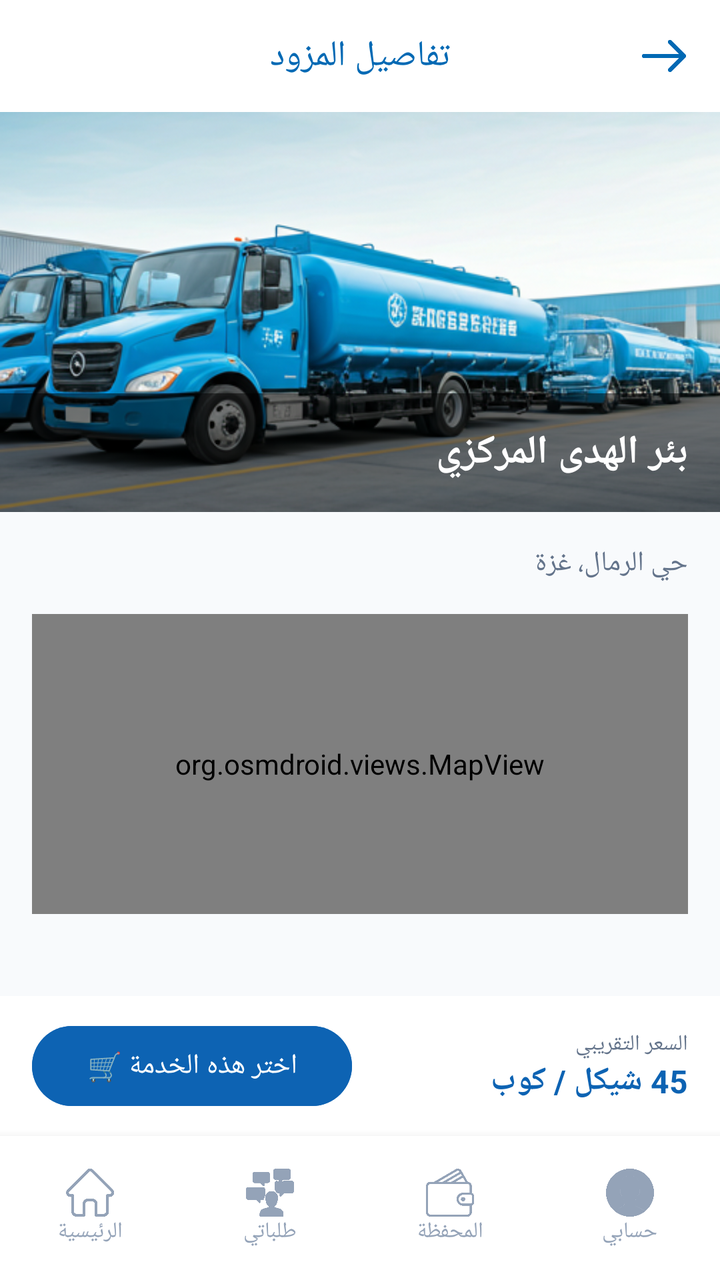
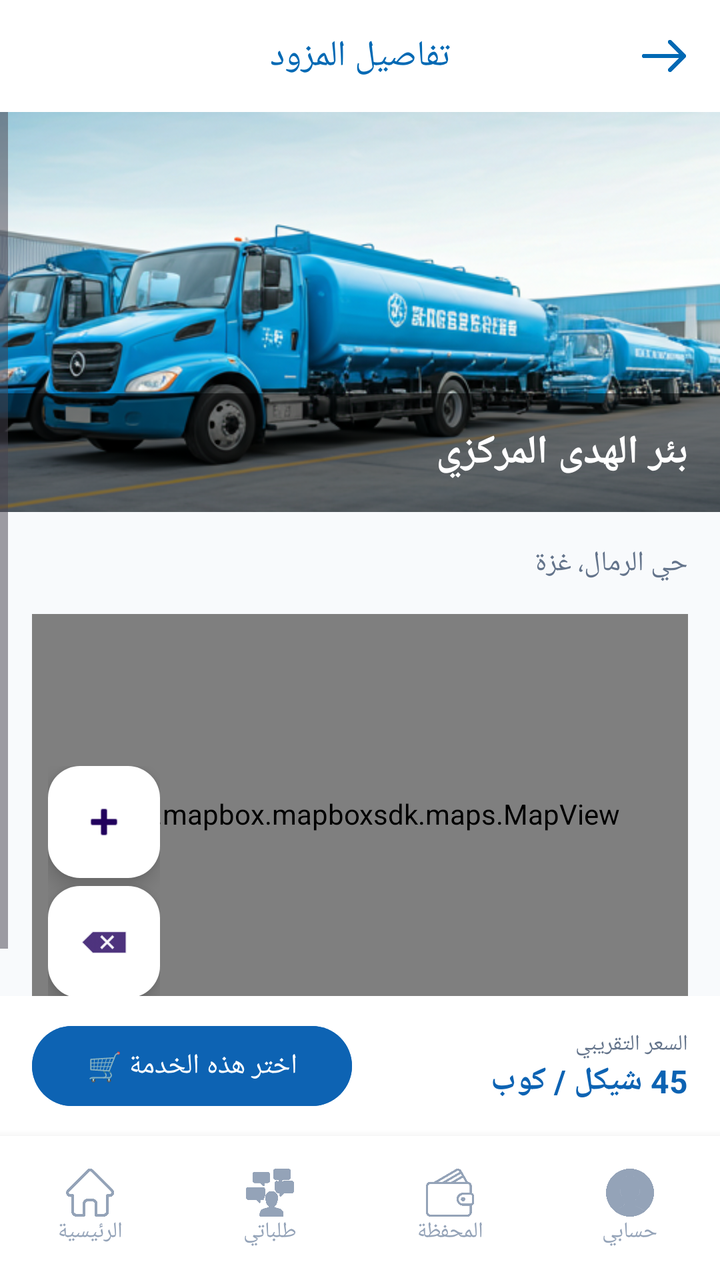

An Android layout rendered at two revisions. The XML below is the earlier revision; the diff shows what the commit changed to produce the second picture.
<!-- AndroidManifest.xml: application theme Theme.GraduationProject -->
<!-- res/layout/activity_provider_details.xml -->
<?xml version="1.0" encoding="utf-8"?>
<androidx.constraintlayout.widget.ConstraintLayout
    xmlns:android="http://schemas.android.com/apk/res/android"
    xmlns:app="http://schemas.android.com/apk/res-auto"
    android:layout_width="match_parent"
    android:layout_height="match_parent"
    android:background="#F8FAFC"
    android:layoutDirection="rtl">

    <RelativeLayout
        android:id="@+id/layoutHeader"
        android:layout_width="match_parent"
        android:layout_height="56dp"
        android:paddingHorizontal="16dp"
        android:background="#FFFFFF"
        app:layout_constraintTop_toTopOf="parent">
        <TextView
            android:layout_width="wrap_content"
            android:layout_height="wrap_content"
            android:layout_centerInParent="true"
            android:text="تفاصيل المزود"
            android:textColor="#0069B4"
            android:textSize="18sp" />
        <ImageView
            android:id="@+id/btnBack"
            android:layout_width="24dp"
            android:layout_height="24dp"
            android:layout_alignParentRight="true"
            android:layout_centerVertical="true"
            android:src="@drawable/back"
            app:tint="#0069B4" />
    </RelativeLayout>

    <ScrollView
        android:layout_width="match_parent"
        android:layout_height="0dp"
        android:fillViewport="true"
        app:layout_constraintTop_toBottomOf="@id/layoutHeader"
        app:layout_constraintBottom_toTopOf="@id/layoutActionAndNav">

        <LinearLayout
            android:layout_width="match_parent"
            android:layout_height="wrap_content"
            android:orientation="vertical">
            
            <FrameLayout
                android:layout_width="match_parent"
                android:layout_height="200dp">
                <ImageView
                    android:id="@+id/ivProviderImage"
                    android:layout_width="match_parent"
                    android:layout_height="match_parent"
                    android:src="@drawable/img4"
                    android:scaleType="centerCrop"/>
                <LinearLayout
                    android:layout_width="match_parent"
                    android:layout_height="wrap_content"
                    android:layout_gravity="bottom"
                    android:padding="16dp"
                    android:background="#80000000">
                    <TextView
                        android:id="@+id/tvProviderName"
                        android:layout_width="wrap_content"
                        android:layout_height="wrap_content"
                        android:text="بئر الهدى المركزي"
                        android:textColor="#FFFFFF"
                        android:textSize="20sp"
                        android:textStyle="bold" />
                </LinearLayout>
            </FrameLayout>

            <LinearLayout
                android:layout_width="match_parent"
                android:layout_height="wrap_content"
                android:padding="16dp"
                android:orientation="vertical">
                <TextView
                    android:id="@+id/tvLocation"
                    android:layout_width="wrap_content"
                    android:layout_height="wrap_content"
                    android:text="حي الرمال، غزة"
                    android:textColor="#64748B" />

                <org.osmdroid.views.MapView
                    android:id="@+id/mapView"
                    android:layout_width="match_parent"
                    android:layout_height="150dp"
                    android:layout_marginTop="16dp" />
            </LinearLayout>
        </LinearLayout>
    </ScrollView>

    <LinearLayout
        android:id="@+id/layoutActionAndNav"
        android:layout_width="match_parent"
        android:layout_height="wrap_content"
        android:orientation="vertical"
        app:layout_constraintBottom_toBottomOf="parent">

        
        <androidx.constraintlayout.widget.ConstraintLayout
            android:id="@+id/layoutBottomBar"
            android:layout_width="match_parent"
            android:layout_height="70dp"
            android:background="#FFFFFF"
            android:elevation="4dp"
            android:paddingHorizontal="16dp">
            <LinearLayout
                android:layout_width="wrap_content"
                android:layout_height="wrap_content"
                android:orientation="vertical"
                app:layout_constraintTop_toTopOf="parent"
                app:layout_constraintBottom_toBottomOf="parent"
                app:layout_constraintStart_toStartOf="parent">
                <TextView
                    android:layout_width="wrap_content"
                    android:layout_height="wrap_content"
                    android:text="السعر التقريبي"
                    android:textColor="#64748B"
                    android:textSize="11sp" />
                <TextView
                    android:id="@+id/tvPrice"
                    android:layout_width="wrap_content"
                    android:layout_height="wrap_content"
                    android:text="45 شيكل / كوب"
                    android:textColor="#0D63B3"
                    android:textSize="16sp"
                    android:textStyle="bold" />
            </LinearLayout>
            <Button
                android:id="@+id/btnSelectService"
                android:layout_width="160dp"
                android:layout_height="48dp"
                android:text="اختر هذه الخدمة 🛒"
                android:textColor="#FFFFFF"
                android:backgroundTint="#0D63B3"
                app:layout_constraintTop_toTopOf="parent"
                app:layout_constraintBottom_toBottomOf="parent"
                app:layout_constraintEnd_toEndOf="parent" />
        </androidx.constraintlayout.widget.ConstraintLayout>

        
        <LinearLayout
            android:id="@+id/bottomNavProvider"
            android:layout_width="match_parent"
            android:layout_height="72dp"
            android:background="#FFFFFF"
            android:orientation="horizontal"
            android:gravity="center"
            android:elevation="8dp">
            <LinearLayout android:id="@+id/navProfile" android:layout_width="0dp" android:layout_height="wrap_content" android:layout_weight="1" android:orientation="vertical" android:gravity="center" android:clickable="true" android:focusable="true">
                <ImageView android:layout_width="24dp" android:layout_height="24dp" android:src="@drawable/user" app:tint="#94A3B8" />
                <TextView android:layout_width="wrap_content" android:layout_height="wrap_content" android:text="حسابي" android:textColor="#94A3B8" android:textSize="11sp" />
            </LinearLayout>
            <LinearLayout android:id="@+id/navWallet" android:layout_width="0dp" android:layout_height="wrap_content" android:layout_weight="1" android:orientation="vertical" android:gravity="center" android:clickable="true" android:focusable="true">
                <ImageView android:layout_width="24dp" android:layout_height="24dp" android:src="@drawable/wallet" app:tint="#94A3B8" />
                <TextView android:layout_width="wrap_content" android:layout_height="wrap_content" android:text="المحفظة" android:textColor="#94A3B8" android:textSize="11sp" />
            </LinearLayout>
            <LinearLayout android:id="@+id/navOrders" android:layout_width="0dp" android:layout_height="wrap_content" android:layout_weight="1" android:orientation="vertical" android:gravity="center" android:clickable="true" android:focusable="true">
                <ImageView android:layout_width="24dp" android:layout_height="24dp" android:src="@drawable/personal" app:tint="#94A3B8" />
                <TextView android:layout_width="wrap_content" android:layout_height="wrap_content" android:text="طلباتي" android:textColor="#94A3B8" android:textSize="11sp" />
            </LinearLayout>
            <LinearLayout android:id="@+id/navHome" android:layout_width="0dp" android:layout_height="wrap_content" android:layout_weight="1" android:orientation="vertical" android:gravity="center" android:clickable="true" android:focusable="true">
                <ImageView android:layout_width="24dp" android:layout_height="24dp" android:src="@drawable/home" app:tint="#94A3B8" />
                <TextView android:layout_width="wrap_content" android:layout_height="wrap_content" android:text="الرئيسية" android:textColor="#94A3B8" android:textSize="11sp" />
            </LinearLayout>
        </LinearLayout>
    </LinearLayout>
</androidx.constraintlayout.widget.ConstraintLayout>
<!-- resources referenced by this layout -->
<resources>
  <!-- drawable back: png bitmap (drawable, 3478 bytes) -->
  <!-- drawable home: png bitmap (drawable, 8020 bytes) -->
  <!-- drawable img4: png bitmap (drawable, 386202 bytes) -->
  <!-- drawable personal: png bitmap (drawable, 20543 bytes) -->
  <!-- drawable user: png bitmap (drawable, 19440 bytes) -->
  <!-- drawable wallet: png bitmap (drawable, 15785 bytes) -->
  <style name="Theme.GraduationProject" parent="Base.Theme.GraduationProject" />
  <style name="Base.Theme.GraduationProject" parent="Theme.Material3.DayNight.NoActionBar">
          
          
      </style>
</resources>

<!-- the commit's change to res/layout/activity_provider_details.xml (unified diff, before → after) -->
@@ -2,6 +2,7 @@
 <androidx.constraintlayout.widget.ConstraintLayout
     xmlns:android="http://schemas.android.com/apk/res/android"
     xmlns:app="http://schemas.android.com/apk/res-auto"
+    xmlns:tools="http://schemas.android.com/tools"
     android:layout_width="match_parent"
     android:layout_height="match_parent"
     android:background="#F8FAFC"
@@ -42,7 +43,7 @@
             android:layout_width="match_parent"
             android:layout_height="wrap_content"
             android:orientation="vertical">
-            
+
             <FrameLayout
                 android:layout_width="match_parent"
                 android:layout_height="200dp">
@@ -74,6 +75,7 @@
                 android:layout_height="wrap_content"
                 android:padding="16dp"
                 android:orientation="vertical">
+
                 <TextView
                     android:id="@+id/tvLocation"
                     android:layout_width="wrap_content"
@@ -81,11 +83,45 @@
                     android:text="حي الرمال، غزة"
                     android:textColor="#64748B" />
 
-                <org.osmdroid.views.MapView
-                    android:id="@+id/mapView"
+                
+                <FrameLayout
                     android:layout_width="match_parent"
-                    android:layout_height="150dp"
-                    android:layout_marginTop="16dp" />
+                    android:layout_height="200dp"
+                    android:layout_marginTop="16dp">
+
+                    <com.mapbox.mapboxsdk.maps.MapView
+                        android:id="@+id/mapView"
+                        android:layout_width="match_parent"
+                        android:layout_height="match_parent" />
+
+                    
+                    <LinearLayout
+                        android:layout_width="wrap_content"
+                        android:layout_height="wrap_content"
+                        android:orientation="vertical"
+                        android:layout_gravity="left|bottom"
+                        android:layout_margin="8dp">
+
+                        <com.google.android.material.floatingactionbutton.FloatingActionButton
+                            android:id="@+id/btnZoomIn"
+                            android:layout_width="wrap_content"
+                            android:layout_height="wrap_content"
+                            android:layout_marginBottom="4dp"
+                            android:src="@android:drawable/ic_input_add"
+                            app:fabSize="mini"
+                            app:backgroundTint="#FFFFFF"
+                            tools:ignore="ContentDescription" />
+
+                        <com.google.android.material.floatingactionbutton.FloatingActionButton
+                            android:id="@+id/btnZoomOut"
+                            android:layout_width="wrap_content"
+                            android:layout_height="wrap_content"
+                            android:src="@android:drawable/ic_input_delete"
+                            app:fabSize="mini"
+                            app:backgroundTint="#FFFFFF"
+                            tools:ignore="ContentDescription" />
+                    </LinearLayout>
+                </FrameLayout>
             </LinearLayout>
         </LinearLayout>
     </ScrollView>
@@ -97,7 +133,6 @@
         android:orientation="vertical"
         app:layout_constraintBottom_toBottomOf="parent">
 
-        
         <androidx.constraintlayout.widget.ConstraintLayout
             android:id="@+id/layoutBottomBar"
             android:layout_width="match_parent"
@@ -139,7 +174,6 @@
                 app:layout_constraintEnd_toEndOf="parent" />
         </androidx.constraintlayout.widget.ConstraintLayout>
 
-        
         <LinearLayout
             android:id="@+id/bottomNavProvider"
             android:layout_width="match_parent"
